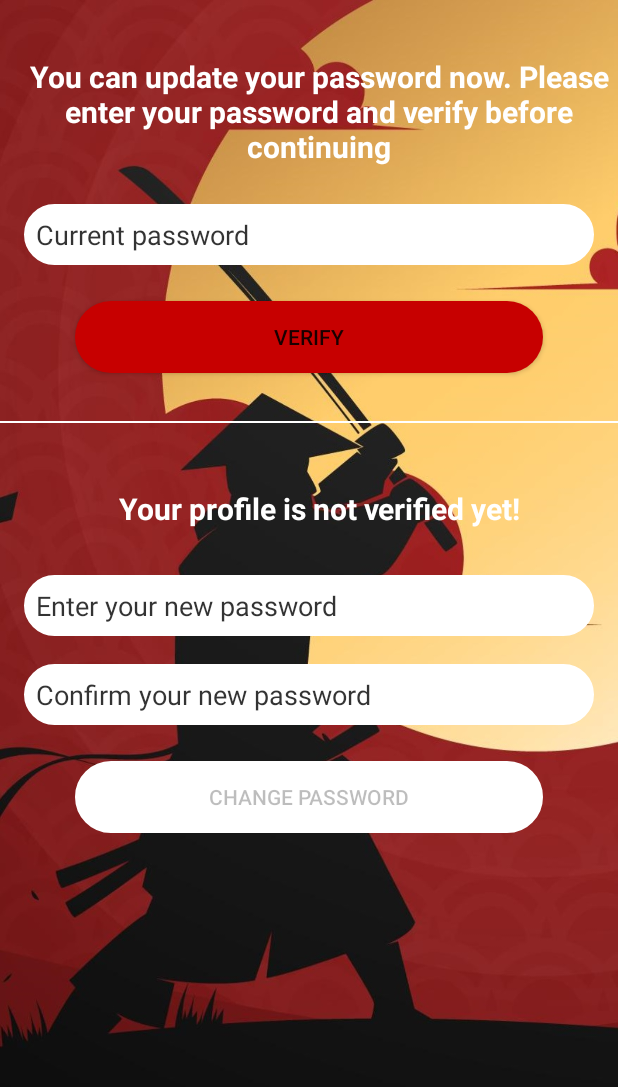
After one commit to SebastianSiclovan/Judo-Interaction-PT, an Android app: the EditPassword screen opened directly, with no data from a screen before it, on a phone screen of 412 x 824 dp. The commit adds this screen. Shown: the top 1087 px of the screen. Run offline under Robolectric (Android 15) with nearby library versions, the phone set to English and light mode, and no system bars; our stand-ins replace Firebase (no records; nobody signed in at launch, a user with empty details on screens opened directly); Roboto replaces fonts that are not available here.

Commit message:
Implement design for change password feature and specific code

```diff
--- /dev/null
+++ b/app/src/main/java/com/example/judointeractionpt/EditPassword.java
@@ -0,0 +1,186 @@
+package com.example.judointeractionpt;
+
+import androidx.annotation.NonNull;
+import androidx.appcompat.app.AppCompatActivity;
+import androidx.core.content.ContextCompat;
+
+import android.content.Intent;
+import android.os.Bundle;
+import android.text.TextUtils;
+import android.view.View;
+import android.widget.Button;
+import android.widget.EditText;
+import android.widget.TextView;
+import android.widget.Toast;
+
+import com.google.android.gms.tasks.OnCompleteListener;
+import com.google.android.gms.tasks.Task;
+import com.google.firebase.auth.AuthCredential;
+import com.google.firebase.auth.EmailAuthProvider;
+import com.google.firebase.auth.FirebaseAuth;
+import com.google.firebase.auth.FirebaseUser;
+
+public class EditPassword extends AppCompatActivity {
+
+    FirebaseAuth FireBase_Auth;
+    FirebaseUser user;
+    EditText user_currentPassword, user_newPassword, user_confirmNewPassword;
+    TextView updateVerify;
+    Button verify_Btn, changePassword_Btn;
+    String store_currentPassword_EnteredByUser;
+
+
+    @Override
+    protected void onCreate(Bundle savedInstanceState) {
+        super.onCreate(savedInstanceState);
+        setContentView(R.layout.activity_edit_password);
+
+        user_currentPassword = findViewById(R.id.EditPassword_currentPassword);
+        user_newPassword = findViewById(R.id.EditPassword_newPassword);
+        user_confirmNewPassword = findViewById(R.id.EditPassword_newConfirmPassword);
+
+        updateVerify = findViewById(R.id.EditPassword_updateText);
+
+        verify_Btn = findViewById(R.id.EditPassword_verifyBtn);
+        changePassword_Btn = findViewById(R.id.EditPassword_changePawwordBtn);
+
+        // disable change Password button, current password side, new password side untill the user complete verify part
+        user_newPassword.setEnabled(false);
+        user_confirmNewPassword.setEnabled(false);
+        changePassword_Btn.setEnabled(false);
+
+        FireBase_Auth = FirebaseAuth.getInstance();
+        user = FireBase_Auth.getCurrentUser();
+
+        if (user.equals(""))
+        {
+            Toast.makeText(EditPassword.this, "Something went wrong! User detail's not available", Toast.LENGTH_SHORT).show();
+        }
+        else
+        {
+            verifyMethod(user);
+        }
+
+
+
+
+    }
+
+    private void verifyMethod(FirebaseUser user) {
+        verify_Btn.setOnClickListener(new View.OnClickListener() {
+            @Override
+            public void onClick(View view) {
+
+                store_currentPassword_EnteredByUser = user_currentPassword.getText().toString();
+
+                // Verification if password field is emply
+                if (TextUtils.isEmpty(store_currentPassword_EnteredByUser))
+                {
+                    user_currentPassword.setError("Current password is required");
+                    user_currentPassword.requestFocus();
+                    return;
+                }
+                else
+                {
+                    AuthCredential credential = EmailAuthProvider.getCredential(user.getEmail(), store_currentPassword_EnteredByUser);
+
+                    user.reauthenticate(credential).addOnCompleteListener(new OnCompleteListener<Void>() {
+                        @Override
+                        public void onComplete(@NonNull Task<Void> task) {
+                            if (task.isSuccessful())
+                            {
+                                // disable editText for current password. Enable new password and confirm password
+                                user_currentPassword.setEnabled(false);
+                                user_newPassword.setEnabled(true);
+                                user_confirmNewPassword.setEnabled(true);
+
+                                // Enable change password button and disable verify button
+                                changePassword_Btn.setEnabled(true);
+                                verify_Btn.setEnabled(false);
+
+                                // set TextView to see that the user has completed the verification part
+                                updateVerify.setText("You just verified. You can change password now");
+                                Toast.makeText(EditPassword.this, "Current password has been verified." + "You can set your new password now", Toast.LENGTH_SHORT).show();
+
+                                // Change color of update email button
+                                changePassword_Btn.setBackgroundTintList(ContextCompat.getColorStateList(EditPassword.this, R.color.dark_green));
+
+                                changePassword_Btn.setOnClickListener(new View.OnClickListener() {
+                                    @Override
+                                    public void onClick(View view) {
+                                        updatePassword(user);
+
+                                    }
+                                });
+
+
+                            }
+                            else
+                            {
+                                try
+                                {
+                                    throw task.getException();
+                                } catch (Exception e){
+                                    Toast.makeText(EditPassword.this, e.getMessage(),Toast.LENGTH_SHORT).show();
+                                }
+                            }
+
+                        }
+                    });
+                }
+
+
+
+            }
+        });
+    }
+
+    private void updatePassword(FirebaseUser user) {
+
+        String store_newPassword_EnteredByUser = user_newPassword.getText().toString();
+        String store_ConfirmPassword_EnteredByUser = user_confirmNewPassword.getText().toString();
+
+        if (TextUtils.isEmpty(store_newPassword_EnteredByUser))
+        {
+            user_newPassword.setError("Please enter new password");
+            user_newPassword.requestFocus();
+        } else if (TextUtils.isEmpty(store_ConfirmPassword_EnteredByUser))
+        {
+            user_confirmNewPassword.setError("Please re-enter your new password");
+            user_confirmNewPassword.requestFocus();
+        } else if (!store_newPassword_EnteredByUser.matches(store_ConfirmPassword_EnteredByUser))
+        {
+            user_confirmNewPassword.setError("Please re-enter same password");
+            user_confirmNewPassword.requestFocus();
+        } else if (store_currentPassword_EnteredByUser.matches(store_newPassword_EnteredByUser))
+        {
+            user_newPassword.setError("New password cannot be same as old password");
+            user_newPassword.requestFocus();
+        } else
+        {
+            user.updatePassword(store_newPassword_EnteredByUser).addOnCompleteListener(new OnCompleteListener<Void>() {
+                @Override
+                public void onComplete(@NonNull Task<Void> task) {
+                    if (task.isSuccessful())
+                    {
+                        Toast.makeText(EditPassword.this, "Password has been changed", Toast.LENGTH_SHORT).show();
+                        startActivity(new Intent(getApplicationContext(), MainActivity.class));
+                        finish();
+                    }
+                    else
+                    {
+                        try {
+                            throw task.getException();
+                        } catch (Exception e) {
+                            Toast.makeText(EditPassword.this, e.getMessage(),Toast.LENGTH_SHORT).show();
+                        }
+                    }
+                }
+            });
+        }
+
+
+
+
+    }
+}
--- a/app/src/main/java/com/example/judointeractionpt/SettingsFragment.java
+++ b/app/src/main/java/com/example/judointeractionpt/SettingsFragment.java
@@ -1,25 +1,39 @@
 package com.example.judointeractionpt;
 
 import android.content.Context;
+import android.content.DialogInterface;
 import android.content.Intent;
 import android.content.SharedPreferences;
 import android.os.Bundle;
 
+import androidx.annotation.NonNull;
+import androidx.appcompat.app.AlertDialog;
 import androidx.fragment.app.Fragment;
 
 import android.view.LayoutInflater;
 import android.view.View;
 import android.view.ViewGroup;
+import android.widget.EditText;
 import android.widget.LinearLayout;
+import android.widget.Toast;
 
+import com.google.android.gms.tasks.OnFailureListener;
+import com.google.android.gms.tasks.OnSuccessListener;
 import com.google.firebase.auth.FirebaseAuth;
-
+import com.google.firebase.auth.FirebaseUser;
 
 
 
 public class SettingsFragment extends Fragment {
 
     LinearLayout logout_btn;
+    LinearLayout changePassword_btn;
+    LinearLayout changeEmail_btn;
+
+    FirebaseAuth FireBase_Auth;
+    FirebaseUser user;
+
+
 
 
 
@@ -30,6 +44,14 @@ public class SettingsFragment extends Fragment {
         View view = inflater.inflate(R.layout.fragment_settings, container, false);
 
         logout_btn = view.findViewById(R.id.logout);
+        changePassword_btn = view.findViewById(R.id.changePassword);
+        changeEmail_btn = view.findViewById(R.id.changeEmail);
+
+        // Login the user, Firebase instance
+        FireBase_Auth = FirebaseAuth.getInstance();
+
+        user = FireBase_Auth.getCurrentUser();
+
 
         logout_btn.setOnClickListener(new View.OnClickListener() {
             @Override
@@ -37,6 +59,25 @@ public class SettingsFragment extends Fragment {
                 logout(v);
             }
         });
+
+        changeEmail_btn.setOnClickListener(new View.OnClickListener() {
+            @Override
+            public void onClick(View view) {
+                Intent intent = new Intent(getActivity(), EditEmail.class);
+                startActivity(intent);
+            }
+        });
+
+        changePassword_btn.setOnClickListener(new View.OnClickListener() {
+            @Override
+            public void onClick(View view) {
+                Intent intent = new Intent(getActivity(), EditPassword.class);
+                startActivity(intent);
+            }
+        });
+
+
+
 
         return view;
 
--- /dev/null
+++ b/app/src/main/res/layout/activity_edit_password.xml
@@ -0,0 +1,158 @@
+<?xml version="1.0" encoding="utf-8"?>
+<androidx.constraintlayout.widget.ConstraintLayout xmlns:android="http://schemas.android.com/apk/res/android"
+    xmlns:app="http://schemas.android.com/apk/res-auto"
+    xmlns:tools="http://schemas.android.com/tools"
+    android:layout_width="match_parent"
+    android:layout_height="match_parent"
+    android:background="@drawable/rosu_judo"
+    tools:context=".EditPassword">
+
+
+    <TextView
+        android:id="@+id/EditPassword_text"
+        android:layout_width="wrap_content"
+        android:layout_height="wrap_content"
+        android:layout_marginTop="32dp"
+        android:gravity="center"
+        android:paddingLeft="13dp"
+        android:paddingTop="5dp"
+        android:text="You can update your password now. Please enter your password and verify before continuing"
+        android:textColor="#FFFFFF"
+        android:textSize="20sp"
+
+        android:textStyle="bold"
+        app:layout_constraintEnd_toEndOf="parent"
+        app:layout_constraintHorizontal_bias="0.0"
+        app:layout_constraintStart_toStartOf="parent"
+        app:layout_constraintTop_toTopOf="parent"
+        tools:ignore="MissingConstraints" />
+
+    <EditText
+        android:id="@+id/EditPassword_currentPassword"
+        style="@android:style/Widget.Material.EditText"
+        android:layout_width="0dp"
+        android:layout_height="wrap_content"
+        android:layout_marginStart="16dp"
+        android:layout_marginEnd="16dp"
+        android:background="@drawable/boxes_bg"
+        android:inputType="textPassword"
+        android:drawablePadding="10dp"
+        android:ems="10"
+        android:hint="Current password"
+        android:padding="8dp"
+        android:textColor="#c000"
+        android:textColorHint="#c000"
+        app:layout_constraintBottom_toBottomOf="parent"
+        app:layout_constraintEnd_toEndOf="parent"
+        app:layout_constraintHorizontal_bias="0.0"
+        app:layout_constraintStart_toStartOf="parent"
+        app:layout_constraintTop_toBottomOf="@+id/EditPassword_text"
+        app:layout_constraintVertical_bias="0.037" />
+
+
+
+
+    <Button
+        android:id="@+id/EditPassword_verifyBtn"
+        android:layout_width="0dp"
+        android:layout_height="wrap_content"
+        android:layout_marginStart="50dp"
+        android:layout_marginTop="24dp"
+        android:layout_marginEnd="50dp"
+        android:background="@drawable/signin_signup_background"
+        android:text="Verify"
+        app:layout_constraintEnd_toEndOf="parent"
+        app:layout_constraintHorizontal_bias="0.0"
+        app:layout_constraintStart_toStartOf="parent"
+        app:layout_constraintTop_toBottomOf="@+id/EditPassword_currentPassword"/>
+
+    <View
+        android:id="@+id/view1"
+        android:layout_width="0dp"
+        android:layout_height="1dp"
+        android:layout_marginTop="32dp"
+        android:background="#ffffff"
+        app:layout_constraintEnd_toEndOf="parent"
+        app:layout_constraintHorizontal_bias="0.0"
+        app:layout_constraintStart_toStartOf="parent"
+        app:layout_constraintTop_toBottomOf="@+id/EditPassword_verifyBtn"
+        tools:ignore="MissingConstraints" />
+
+    <TextView
+        android:id="@+id/EditPassword_updateText"
+        android:layout_width="wrap_content"
+        android:layout_height="wrap_content"
+        android:layout_marginTop="320dp"
+        android:gravity="center"
+        android:paddingLeft="13dp"
+        android:paddingTop="5dp"
+        android:text="Your profile is not verified yet!"
+        android:textColor="#FFFFFF"
+        android:textSize="20sp"
+        android:textStyle="bold"
+        app:layout_constraintEnd_toEndOf="parent"
+        app:layout_constraintStart_toStartOf="parent"
+        app:layout_constraintTop_toTopOf="parent"
+        tools:ignore="MissingConstraints" />
+
+    <EditText
+        android:id="@+id/EditPassword_newPassword"
+        style="@android:style/Widget.Material.EditText"
+        android:layout_width="0dp"
+        android:layout_height="wrap_content"
+        android:layout_marginStart="16dp"
+        android:layout_marginEnd="16dp"
+        android:layout_marginTop="15dp"
+        android:background="@drawable/boxes_bg"
+        android:drawablePadding="10dp"
+        android:ems="10"
+        android:inputType="textPassword"
+        android:hint="Enter your new password"
+        android:padding="8dp"
+        android:textColor="#c000"
+        android:textColorHint="#c000"
+        app:layout_constraintBottom_toBottomOf="parent"
+        app:layout_constraintEnd_toEndOf="parent"
+        app:layout_constraintHorizontal_bias="0.0"
+        app:layout_constraintStart_toStartOf="parent"
+        app:layout_constraintTop_toBottomOf="@+id/EditPassword_updateText"
+        app:layout_constraintVertical_bias="0.037" />
+
+    <EditText
+        android:id="@+id/EditPassword_newConfirmPassword"
+        style="@android:style/Widget.Material.EditText"
+        android:layout_width="0dp"
+        android:layout_height="wrap_content"
+        android:layout_marginStart="16dp"
+        android:layout_marginEnd="16dp"
+        android:layout_marginTop="5dp"
+        android:background="@drawable/boxes_bg"
+        android:drawablePadding="10dp"
+        android:ems="10"
+        android:inputType="textPassword"
+        android:hint="Confirm your new password"
+        android:padding="8dp"
+        android:textColor="#c000"
+        android:textColorHint="#c000"
+        app:layout_constraintBottom_toBottomOf="parent"
+        app:layout_constraintEnd_toEndOf="parent"
+        app:layout_constraintHorizontal_bias="0.0"
+        app:layout_constraintStart_toStartOf="parent"
+        app:layout_constraintTop_toBottomOf="@+id/EditPassword_newPassword"
+        app:layout_constraintVertical_bias="0.037" />
+
+    <Button
+        android:id="@+id/EditPassword_changePawwordBtn"
+        android:layout_width="0dp"
+        android:layout_height="wrap_content"
+        android:layout_marginStart="50dp"
+        android:layout_marginTop="24dp"
+        android:layout_marginEnd="50dp"
+        android:background="@drawable/boxes_bg"
+        android:text="Change Password"
+        app:layout_constraintEnd_toEndOf="parent"
+        app:layout_constraintHorizontal_bias="0.0"
+        app:layout_constraintStart_toStartOf="parent"
+        app:layout_constraintTop_toBottomOf="@+id/EditPassword_newConfirmPassword" />
+
+</androidx.constraintlayout.widget.ConstraintLayout>
```
